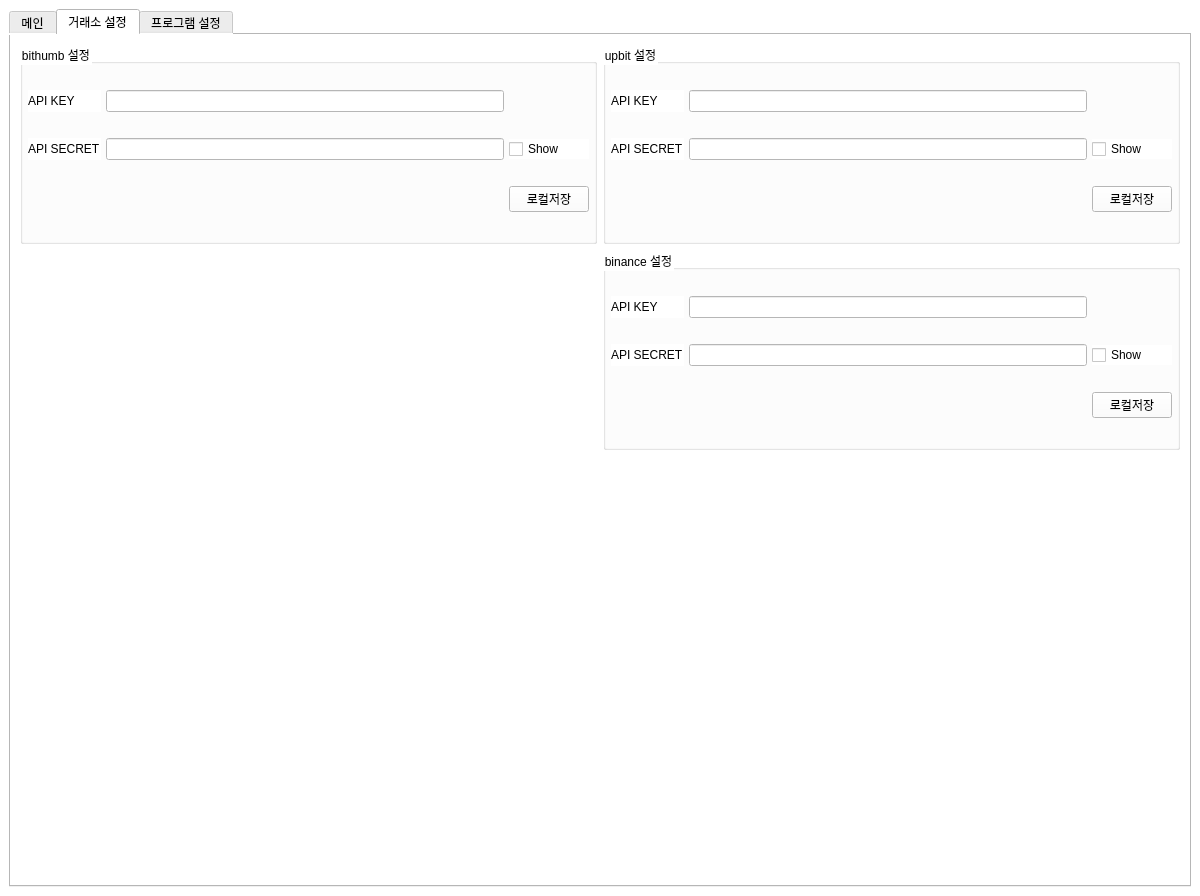
This is static/guis/main.ui in songsb13/DiffTrader as Qt 5 draws it before an edit. The edited form follows.
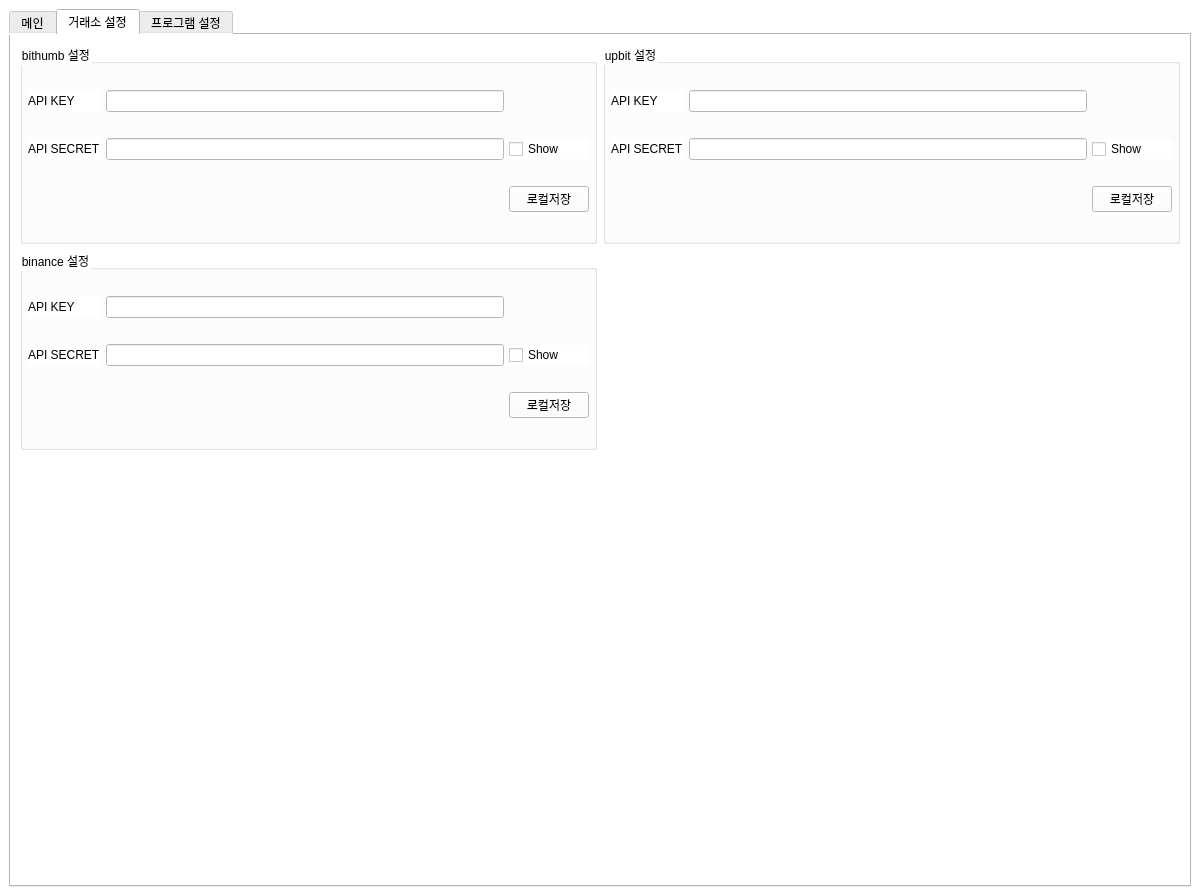
This is the edited form. The open tabs and pages were chosen to show the change. Icons and pictures are not drawn.

Patch:
```diff
--- a/static/guis/main.ui
+++ b/static/guis/main.ui
@@ -7,7 +7,7 @@
     <x>0</x>
     <y>0</y>
     <width>1200</width>
-    <height>870</height>
+    <height>890</height>
    </rect>
   </property>
   <property name="maximumSize">
@@ -548,99 +548,6 @@
           </layout>
          </widget>
         </item>
-        <item row="2" column="1">
-         <widget class="QGroupBox" name="binanceLayout">
-          <property name="sizePolicy">
-           <sizepolicy hsizetype="Preferred" vsizetype="Expanding">
-            <horstretch>0</horstretch>
-            <verstretch>0</verstretch>
-           </sizepolicy>
-          </property>
-          <property name="maximumSize">
-           <size>
-            <width>16777215</width>
-            <height>200</height>
-           </size>
-          </property>
-          <property name="title">
-           <string>binance 설정</string>
-          </property>
-          <layout class="QGridLayout" name="gridLayout_12">
-           <property name="leftMargin">
-            <number>5</number>
-           </property>
-           <property name="topMargin">
-            <number>5</number>
-           </property>
-           <property name="rightMargin">
-            <number>5</number>
-           </property>
-           <property name="bottomMargin">
-            <number>5</number>
-           </property>
-           <property name="spacing">
-            <number>5</number>
-           </property>
-           <item row="1" column="2">
-            <widget class="QCheckBox" name="binanceShowSecret">
-             <property name="text">
-              <string>Show</string>
-             </property>
-            </widget>
-           </item>
-           <item row="1" column="0">
-            <widget class="QLabel" name="label_24">
-             <property name="text">
-              <string>API SECRET</string>
-             </property>
-             <property name="alignment">
-              <set>Qt::AlignLeading|Qt::AlignLeft|Qt::AlignVCenter</set>
-             </property>
-            </widget>
-           </item>
-           <item row="1" column="1">
-            <widget class="QLineEdit" name="binanceSecret">
-             <property name="echoMode">
-              <enum>QLineEdit::Password</enum>
-             </property>
-            </widget>
-           </item>
-           <item row="2" column="1">
-            <spacer name="horizontalSpacer_11">
-             <property name="orientation">
-              <enum>Qt::Horizontal</enum>
-             </property>
-             <property name="sizeHint" stdset="0">
-              <size>
-               <width>386</width>
-               <height>20</height>
-              </size>
-             </property>
-            </spacer>
-           </item>
-           <item row="0" column="1">
-            <widget class="QLineEdit" name="binanceKey"/>
-           </item>
-           <item row="2" column="2">
-            <widget class="QPushButton" name="binanceLocalSave">
-             <property name="text">
-              <string>로컬저장</string>
-             </property>
-            </widget>
-           </item>
-           <item row="0" column="0">
-            <widget class="QLabel" name="label_23">
-             <property name="text">
-              <string>API KEY</string>
-             </property>
-             <property name="alignment">
-              <set>Qt::AlignLeading|Qt::AlignLeft|Qt::AlignVCenter</set>
-             </property>
-            </widget>
-           </item>
-          </layout>
-         </widget>
-        </item>
         <item row="0" column="0">
          <widget class="QGroupBox" name="bithumbLayout">
           <property name="sizePolicy">
@@ -747,6 +654,99 @@
           </property>
          </spacer>
         </item>
+        <item row="1" column="0">
+         <widget class="QGroupBox" name="binanceLayout">
+          <property name="sizePolicy">
+           <sizepolicy hsizetype="Preferred" vsizetype="Expanding">
+            <horstretch>0</horstretch>
+            <verstretch>0</verstretch>
+           </sizepolicy>
+          </property>
+          <property name="maximumSize">
+           <size>
+            <width>16777215</width>
+            <height>200</height>
+           </size>
+          </property>
+          <property name="title">
+           <string>binance 설정</string>
+          </property>
+          <layout class="QGridLayout" name="gridLayout_12">
+           <property name="leftMargin">
+            <number>5</number>
+           </property>
+           <property name="topMargin">
+            <number>5</number>
+           </property>
+           <property name="rightMargin">
+            <number>5</number>
+           </property>
+           <property name="bottomMargin">
+            <number>5</number>
+           </property>
+           <property name="spacing">
+            <number>5</number>
+           </property>
+           <item row="1" column="2">
+            <widget class="QCheckBox" name="binanceShowSecretCheckbox">
+             <property name="text">
+              <string>Show</string>
+             </property>
+            </widget>
+           </item>
+           <item row="1" column="0">
+            <widget class="QLabel" name="label_24">
+             <property name="text">
+              <string>API SECRET</string>
+             </property>
+             <property name="alignment">
+              <set>Qt::AlignLeading|Qt::AlignLeft|Qt::AlignVCenter</set>
+             </property>
+            </widget>
+           </item>
+           <item row="1" column="1">
+            <widget class="QLineEdit" name="binanceSecret">
+             <property name="echoMode">
+              <enum>QLineEdit::Password</enum>
+             </property>
+            </widget>
+           </item>
+           <item row="2" column="1">
+            <spacer name="horizontalSpacer_11">
+             <property name="orientation">
+              <enum>Qt::Horizontal</enum>
+             </property>
+             <property name="sizeHint" stdset="0">
+              <size>
+               <width>386</width>
+               <height>20</height>
+              </size>
+             </property>
+            </spacer>
+           </item>
+           <item row="0" column="1">
+            <widget class="QLineEdit" name="binanceKey"/>
+           </item>
+           <item row="2" column="2">
+            <widget class="QPushButton" name="binanceLocalSaveBtn">
+             <property name="text">
+              <string>로컬저장</string>
+             </property>
+            </widget>
+           </item>
+           <item row="0" column="0">
+            <widget class="QLabel" name="label_23">
+             <property name="text">
+              <string>API KEY</string>
+             </property>
+             <property name="alignment">
+              <set>Qt::AlignLeading|Qt::AlignLeft|Qt::AlignVCenter</set>
+             </property>
+            </widget>
+           </item>
+          </layout>
+         </widget>
+        </item>
        </layout>
       </widget>
       <widget class="QWidget" name="tabWidgetSecond">
```
Left out of the diff: 14 changed lines with no effect on the pictures.
